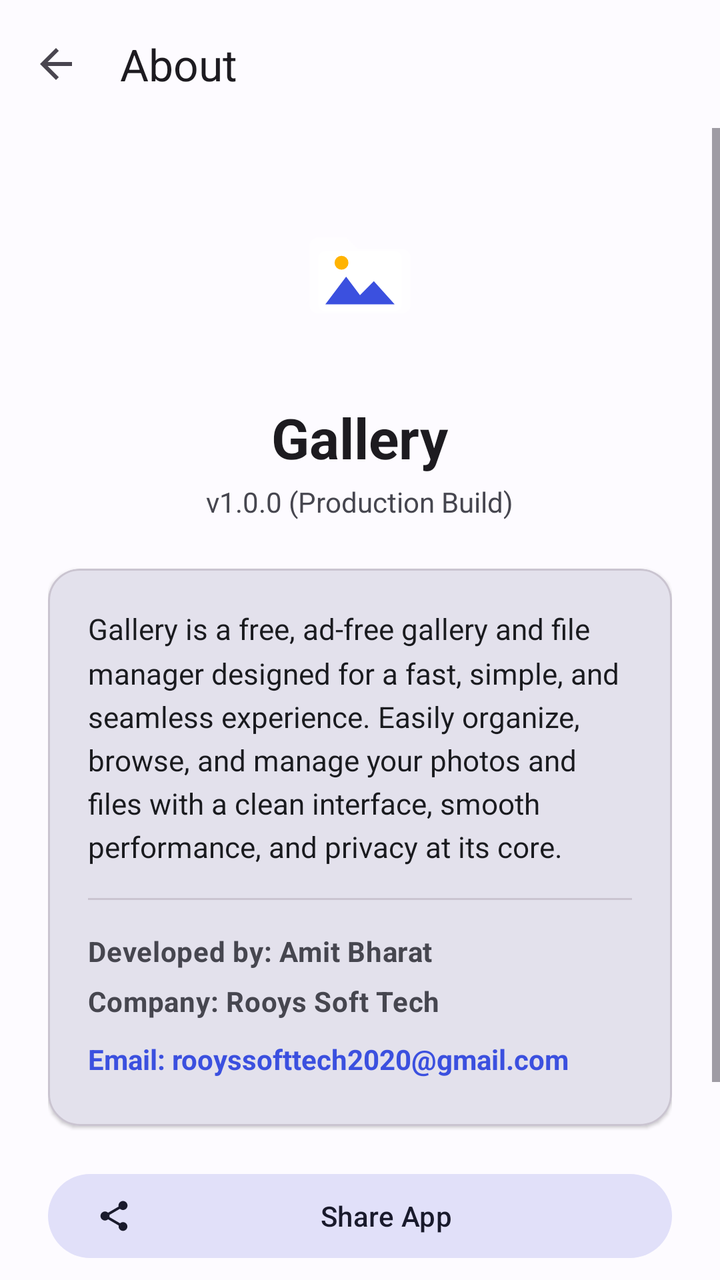
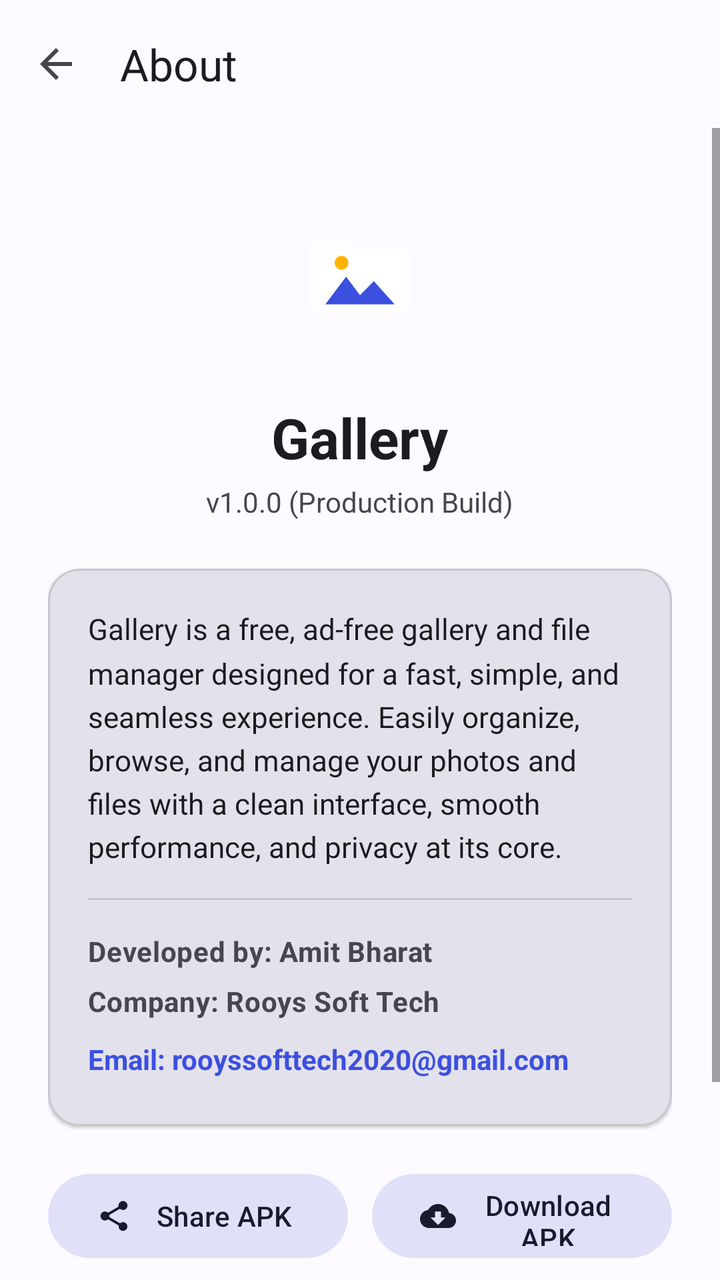

Screens rendered from an Android XML layout before and after an edit, with the pre-edit source and the edit as a unified diff.
<!-- AndroidManifest.xml: application theme Theme.Gallery -->
<!-- res/layout/activity_about.xml -->
<?xml version="1.0" encoding="utf-8"?>
<androidx.coordinatorlayout.widget.CoordinatorLayout xmlns:android="http://schemas.android.com/apk/res/android"
    xmlns:app="http://schemas.android.com/apk/res-auto"
    android:layout_width="match_parent"
    android:layout_height="match_parent"
    android:background="?android:colorBackground">

    <com.google.android.material.appbar.AppBarLayout
        android:layout_width="match_parent"
        android:layout_height="wrap_content"
        android:background="?attr/colorSurface">

        <com.google.android.material.appbar.MaterialToolbar
            android:id="@+id/toolbar"
            android:layout_width="match_parent"
            android:layout_height="?attr/actionBarSize"
            app:navigationIcon="@drawable/ic_back"
            app:title="@string/action_about" />

    </com.google.android.material.appbar.AppBarLayout>

    <ScrollView
        android:layout_width="match_parent"
        android:layout_height="match_parent"
        app:layout_behavior="@string/appbar_scrolling_view_behavior">

        <LinearLayout
            android:layout_width="match_parent"
            android:layout_height="wrap_content"
            android:gravity="center_horizontal"
            android:orientation="vertical"
            android:padding="24dp">

            <ImageView
                android:layout_width="96dp"
                android:layout_height="96dp"
                android:src="@drawable/ic_launcher_foreground" />

            <TextView
                android:layout_width="wrap_content"
                android:layout_height="wrap_content"
                android:layout_marginTop="16dp"
                android:text="@string/app_name"
                android:textAppearance="@style/TextAppearance.Material3.HeadlineMedium"
                android:textStyle="bold" />

            <TextView
                android:layout_width="wrap_content"
                android:layout_height="wrap_content"
                android:layout_marginTop="4dp"
                android:text="@string/app_version_name"
                android:textColor="?attr/colorOnSurfaceVariant"
                android:textSize="14sp" />

            <com.google.android.material.card.MaterialCardView
                android:layout_width="match_parent"
                android:layout_height="wrap_content"
                android:layout_marginTop="24dp"
                app:cardCornerRadius="16dp"
                app:cardElevation="1dp"
                app:cardBackgroundColor="?attr/colorSurfaceVariant">

                <LinearLayout
                    android:layout_width="match_parent"
                    android:layout_height="wrap_content"
                    android:orientation="vertical"
                    android:padding="20dp">

                    <TextView
                        android:layout_width="wrap_content"
                        android:layout_height="wrap_content"
                        android:text="@string/about_description"
                        android:lineSpacingMultiplier="1.25"
                        android:textColor="?attr/colorOnSurface"
                        android:textSize="14.5sp" />

                    <View
                        android:layout_width="match_parent"
                        android:layout_height="1dp"
                        android:layout_marginVertical="16dp"
                        android:background="?attr/colorOutlineVariant" />

                    <TextView
                        android:layout_width="wrap_content"
                        android:layout_height="wrap_content"
                        android:text="@string/developed_by_full"
                        android:textAppearance="@style/TextAppearance.Material3.BodyMedium"
                        android:textColor="?attr/colorOnSurfaceVariant"
                        android:textStyle="bold" />

                    <TextView
                        android:layout_width="wrap_content"
                        android:layout_height="wrap_content"
                        android:layout_marginTop="6dp"
                        android:text="@string/company_name_full"
                        android:textAppearance="@style/TextAppearance.Material3.BodyMedium"
                        android:textColor="?attr/colorOnSurfaceVariant"
                        android:textStyle="bold" />

                    <TextView
                        android:id="@+id/tvEmail"
                        android:layout_width="wrap_content"
                        android:layout_height="wrap_content"
                        android:layout_marginTop="6dp"
                        android:text="Email: rooyssofttech2020@gmail.com"
                        android:textColor="?attr/colorPrimary"
                        android:textSize="14sp"
                        android:textStyle="bold"
                        android:background="?attr/selectableItemBackground"
                        android:paddingVertical="4dp" />

                </LinearLayout>
            </com.google.android.material.card.MaterialCardView>

            
            <com.google.android.material.button.MaterialButton
                android:id="@+id/btnShareApp"
                style="@style/Widget.Material3.Button.TonalButton"
                android:layout_width="match_parent"
                android:layout_height="50dp"
                android:layout_marginTop="20dp"
                android:text="Share App"
                app:icon="@drawable/ic_share" />

            <com.google.android.material.button.MaterialButton
                android:id="@+id/btnFeedback"
                style="@style/Widget.Material3.Button.OutlinedButton"
                android:layout_width="match_parent"
                android:layout_height="50dp"
                android:layout_marginTop="12dp"
                android:text="Send Feedback" />

            <TextView
                android:layout_width="wrap_content"
                android:layout_height="wrap_content"
                android:layout_marginTop="24dp"
                android:text="100% Offline • No Ads • Zero Tracking"
                android:textColor="?attr/colorOutline"
                android:textSize="12sp" />

        </LinearLayout>
    </ScrollView>

</androidx.coordinatorlayout.widget.CoordinatorLayout>
<!-- resources referenced by this layout -->
<resources>
  <!-- drawable ic_back (drawable) -->
  <?xml version="1.0" encoding="utf-8"?>
  <vector xmlns:android="http://schemas.android.com/apk/res/android"
      android:width="24dp"
      android:height="24dp"
      android:viewportWidth="24"
      android:viewportHeight="24"
      android:tint="?attr/colorControlNormal">
      <path
          android:fillColor="@android:color/white"
          android:pathData="M20,11H7.83l5.59,-5.59L12,4l-8,8 8,8 1.41,-1.41L7.83,13H20v-2z" />
  </vector>
  <!-- drawable ic_share (drawable) -->
  <?xml version="1.0" encoding="utf-8"?>
  <vector xmlns:android="http://schemas.android.com/apk/res/android"
      android:width="24dp"
      android:height="24dp"
      android:viewportWidth="24"
      android:viewportHeight="24"
      android:tint="?attr/colorControlNormal">
      <path
          android:fillColor="@android:color/white"
          android:pathData="M18,16.08c-0.76,0 -1.44,0.3 -1.96,0.77L8.91,12.7c0.05,-0.23 0.09,-0.46 0.09,-0.7s-0.04,-0.47 -0.09,-0.7l7.05,-4.11c0.54,0.5 1.25,0.81 2.04,0.81 1.66,0 3,-1.34 3,-3s-1.34,-3 -3,-3 -3,1.34 -3,3c0,0.24 0.04,0.47 0.09,0.7L8.04,9.81C7.5,9.31 6.79,9 6,9c-1.66,0 -3,1.34 -3,3s1.34,3 3,3c0.79,0 1.5,-0.31 2.04,-0.81l7.12,4.16c-0.05,0.21 -0.08,0.43 -0.08,0.65 0,1.61 1.31,2.92 2.92,2.92s2.92,-1.31 2.92,-2.92c0,-1.61 -1.31,-2.92 -2.92,-2.92z" />
  </vector>
  <string name="about_description">Gallery is a free, ad-free gallery and file manager designed for a fast, simple, and seamless experience. Easily organize, browse, and manage your photos and files with a clean interface, smooth performance, and privacy at its core.</string>
  <string name="action_about">About</string>
  <string name="app_name">Gallery</string>
  <string name="app_version_name">v1.0.0 (Production Build)</string>
  <string name="company_name_full">Company: Rooys Soft Tech</string>
  <string name="developed_by_full">Developed by: Amit Bharat</string>
  <color name="md_theme_light_primary">#3B50DF</color>
  <color name="md_theme_light_onPrimary">#FFFFFF</color>
  <color name="md_theme_light_primaryContainer">#DFE0FF</color>
  <color name="md_theme_light_onPrimaryContainer">#000B5C</color>
  <color name="md_theme_light_secondary">#5C5D72</color>
  <color name="md_theme_light_onSecondary">#FFFFFF</color>
  <color name="md_theme_light_secondaryContainer">#E1E0F9</color>
  <color name="md_theme_light_onSecondaryContainer">#191A2C</color>
  <color name="md_theme_light_background">#FDFBFF</color>
  <color name="md_theme_light_onBackground">#1A1B1F</color>
  <color name="md_theme_light_surface">#FDFBFF</color>
  <color name="md_theme_light_onSurface">#1A1B1F</color>
  <color name="md_theme_light_surfaceVariant">#E3E1EC</color>
  <color name="md_theme_light_onSurfaceVariant">#46464F</color>
  <!-- unchanged entries left out for length: 2 -->
</resources>

<!-- the commit's change to res/layout/activity_about.xml (unified diff, before → after) -->
@@ -113,14 +113,33 @@
             </com.google.android.material.card.MaterialCardView>
 
             
-            <com.google.android.material.button.MaterialButton
-                android:id="@+id/btnShareApp"
-                style="@style/Widget.Material3.Button.TonalButton"
+            <LinearLayout
                 android:layout_width="match_parent"
-                android:layout_height="50dp"
+                android:layout_height="wrap_content"
                 android:layout_marginTop="20dp"
-                android:text="Share App"
-                app:icon="@drawable/ic_share" />
+                android:orientation="horizontal"
+                android:baselineAligned="false">
+
+                <com.google.android.material.button.MaterialButton
+                    android:id="@+id/btnShareApp"
+                    style="@style/Widget.Material3.Button.TonalButton"
+                    android:layout_width="0dp"
+                    android:layout_height="50dp"
+                    android:layout_weight="1"
+                    android:layout_marginEnd="6dp"
+                    android:text="Share APK"
+                    app:icon="@drawable/ic_share" />
+
+                <com.google.android.material.button.MaterialButton
+                    android:id="@+id/btnDownloadApk"
+                    style="@style/Widget.Material3.Button.TonalButton"
+                    android:layout_width="0dp"
+                    android:layout_height="50dp"
+                    android:layout_weight="1"
+                    android:layout_marginStart="6dp"
+                    android:text="Download APK"
+                    app:icon="@drawable/ic_download" />
+            </LinearLayout>
 
             <com.google.android.material.button.MaterialButton
                 android:id="@+id/btnFeedback"
<!-- resource entries referenced after the edit -->
@@ -11,6 +11,18 @@
       <path
           android:fillColor="@android:color/white"
           android:pathData="M20,11H7.83l5.59,-5.59L12,4l-8,8 8,8 1.41,-1.41L7.83,13H20v-2z" />
+  </vector>
+  <!-- drawable ic_download (drawable) -->
+  <?xml version="1.0" encoding="utf-8"?>
+  <vector xmlns:android="http://schemas.android.com/apk/res/android"
+      android:width="24dp"
+      android:height="24dp"
+      android:viewportWidth="24"
+      android:viewportHeight="24"
+      android:tint="?attr/colorControlNormal">
+      <path
+          android:fillColor="@android:color/white"
+          android:pathData="M19.35,10.04C18.67,6.59 15.64,4 12,4 9.11,4 6.6,5.64 5.35,8.04 2.34,8.36 0,10.91 0,14c0,3.31 2.69,6 6,6h13c2.76,0 5,-2.24 5,-5 0,-2.64 -2.05,-4.78 -4.65,-4.96zM17,13l-5,5 -5,-5h3V9h4v4h3z" />
   </vector>
   <!-- drawable ic_share (drawable) -->
   <?xml version="1.0" encoding="utf-8"?>
